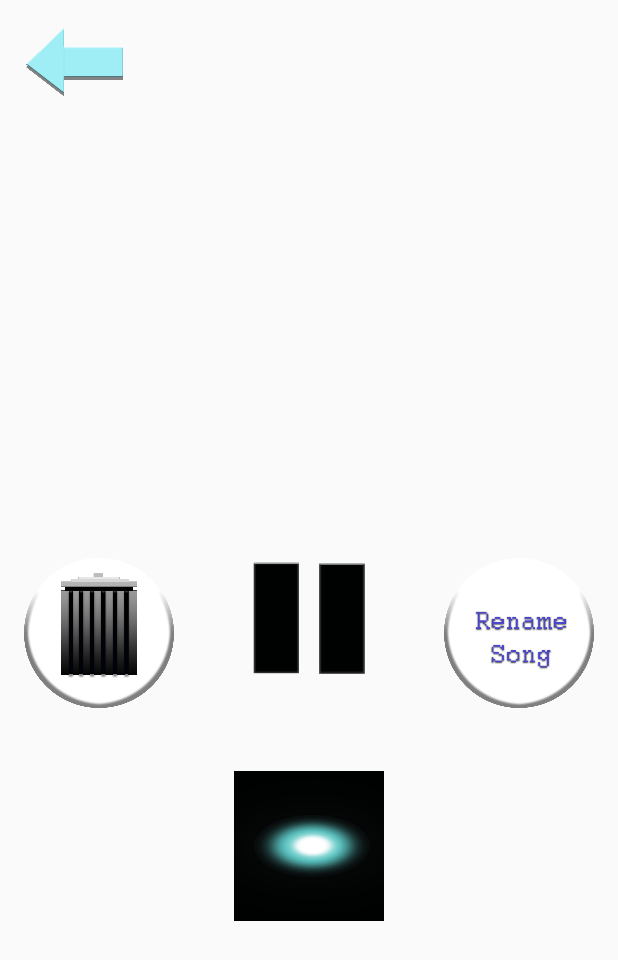
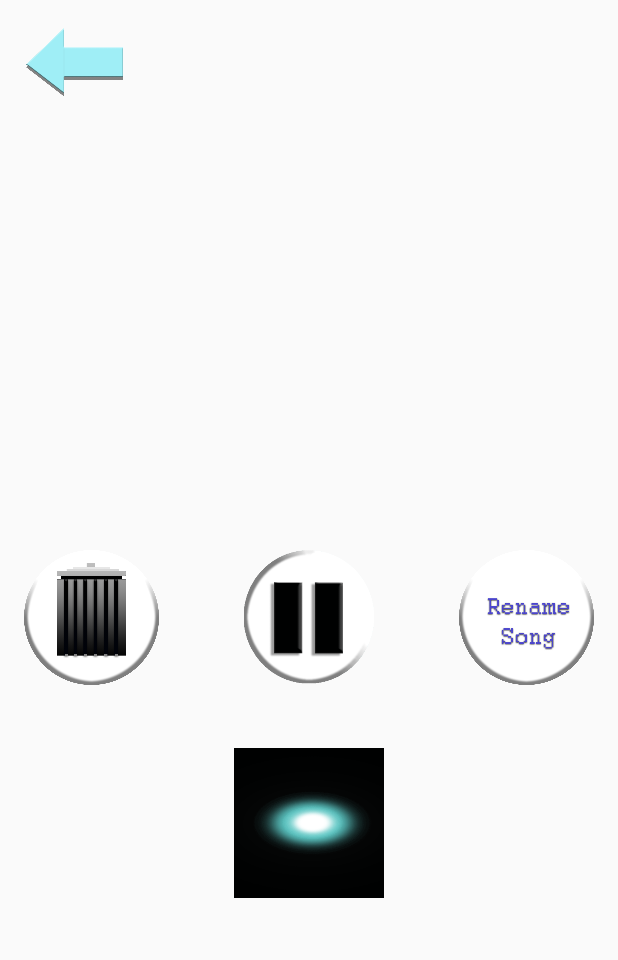
Before and after one commit to DarkishKnight/Real-First-Draft, an Android app: the MusicPlayer screen opened directly, with no data from a screen before it, after a tap on an icon or button, on a phone screen of 412 x 824 dp. Shown: the top 960 px of the screen. Run offline under Robolectric (Android 15) with nearby library versions, the phone set to English and light mode, and no system bars; 1 statement that could not run was skipped.

Commit message:
added better looking icons and backgrounds

```diff
--- a/app/src/main/java/com/liam/realfirstdraft/MusicPlayer.java
+++ b/app/src/main/java/com/liam/realfirstdraft/MusicPlayer.java
@@ -125,9 +125,9 @@ public class MusicPlayer extends AppCompatActivity  {
                       if (finalState[0] >= finalMaxStates) finalState[0] = 0;
                       switch (finalState[0]++) {
                           case 0:
-                              playButton.setBackgroundResource(R.drawable.pause);
+                              playButton.setBackgroundResource(R.drawable.pauseicon);
                               ditchMediaPlayer();
-                              if (songFile.exists())
+                              if (songFile.exists()) {
                                   try {
                                       mediaPlayer = new MediaPlayer();
                                       mediaPlayer.setDataSource(songFile.getAbsolutePath());
@@ -136,7 +136,7 @@ public class MusicPlayer extends AppCompatActivity  {
                                   } catch (IOException ioe) {
                                       System.out.println(ioe.getMessage());
                                   }
-
+                              }
                               else {
                                   try {
                                       mediaPlayer = new MediaPlayer();
@@ -149,11 +149,11 @@ public class MusicPlayer extends AppCompatActivity  {
                               }
                               break;
                           case 1:
-                              playButton.setBackgroundResource(R.drawable.play);
                               pauseRecording();
+                              playButton.setBackgroundResource(R.drawable.playback);
                               break;
+
                       }
-
                   }
 
               });
--- a/app/src/main/res/drawable/shape.xml
+++ b/app/src/main/res/drawable/shape.xml
@@ -3,9 +3,9 @@
     android:shape="rectangle">
 
     <gradient
-        android:centerColor="#ab20803b"
+        android:centerColor="#ab36e2d7"
         android:endColor="#e716487e"
-        android:startColor="#5a8f2a37"/>
+        android:startColor="#83fcfcfc"/>
     <stroke
         android:width="2dp"
         android:color="#070d4b" />
--- a/app/src/main/res/layout/content_music_player.xml
+++ b/app/src/main/res/layout/content_music_player.xml
@@ -23,8 +23,8 @@
         android:layout_marginTop="57dp" />
 
     <ImageButton
-        android:layout_width="100dp"
-        android:layout_height="100dp"
+        android:layout_width="90dp"
+        android:layout_height="90dp"
         android:id="@+id/deleteButton"
         android:background="@drawable/trashicon"
         android:clickable="true"
@@ -34,18 +34,18 @@
         android:layout_alignParentStart="true" />
 
     <ImageButton
-        android:layout_width="80dp"
-        android:layout_height="80dp"
+        android:layout_width="90dp"
+        android:layout_height="90dp"
         android:id="@+id/playButton"
         android:layout_centerVertical="true"
         android:layout_centerHorizontal="true"
-        android:background="@drawable/play"
+        android:background="@drawable/playback"
         android:clickable="true"
         android:onClick="startPlaying" />
 
     <ImageButton
-        android:layout_width="100dp"
-        android:layout_height="100dp"
+        android:layout_width="90dp"
+        android:layout_height="90dp"
         android:id="@+id/renameButton"
         android:layout_alignTop="@+id/playButton"
         android:layout_alignParentRight="true"
```
Also changed, not shown: app/src/main/res/drawable/pauseicon.png (added), app/src/main/res/drawable/playback.png (added), app/src/main/res/drawable/record.png, 2 other files.
